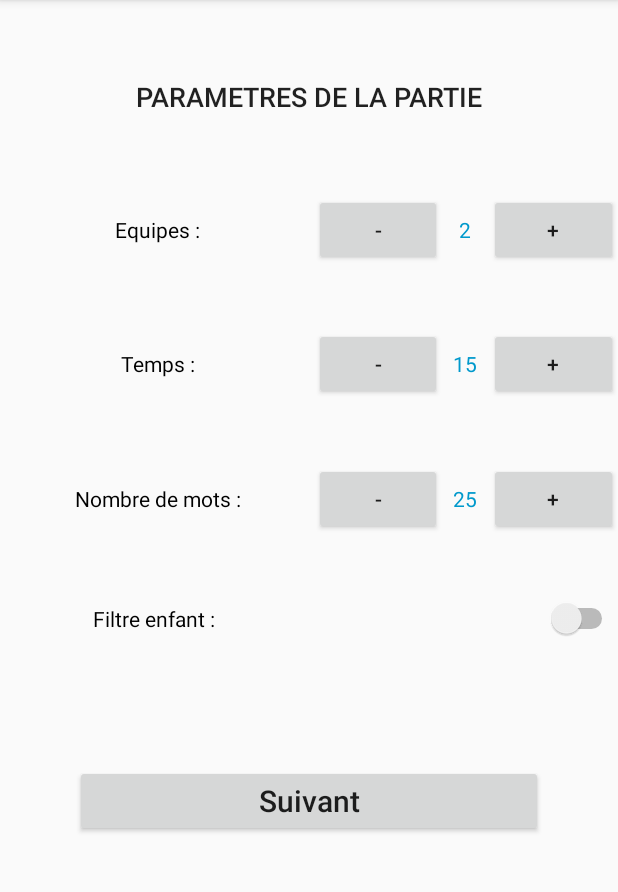
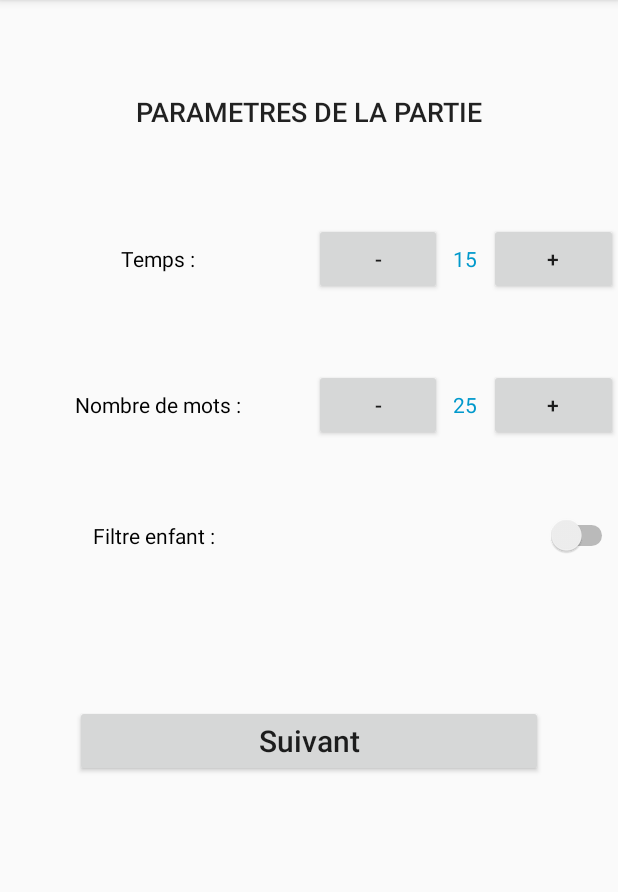
Before and after one commit to villeneuve30/AndroidGame_GuessWords, an Android app: the ParametrePartie screen opened directly, with no data from a screen before it, on a phone screen of 412 x 824 dp, the part 84-976 px from its top. Run offline under Robolectric (Android 15) with nearby library versions, the phone set to English and light mode, and no system bars.

Commit message:
Jeu opérationnel avec comptage de points par equipe

```diff
--- a/app/src/main/java/com/example/timesup/ParametrePartie.java
+++ b/app/src/main/java/com/example/timesup/ParametrePartie.java
@@ -10,24 +10,27 @@ import android.widget.Button;
 import android.widget.Switch;
 import android.widget.TextView;
 
+import java.util.ArrayList;
+
 public class ParametrePartie extends AppCompatActivity {
 
     Button suivant;
     SharedPreferences sharedpreferences;
     public static final String MyPREFERENCES = "MyPrefs" ;
 
-    Button moinsEquipe;
     Button moinsTemps;
     Button moinsMots;
-    Button plusEquipe;
+
     Button plusTemps;
     Button plusMots;
 
-    TextView nbEquipe;
+
     TextView nbTemps;
     TextView nbMots;
 
     Switch filtre;
+
+    private ArrayList<String> tabMots;
 
     @Override
     protected void onCreate(Bundle savedInstanceState) {
@@ -38,60 +41,46 @@ public class ParametrePartie extends AppCompatActivity {
         suivant = findViewById(R.id.bouton_suivant_xml);
 
         //Boutons moins
-        moinsEquipe = findViewById(R.id.bouton_moins_equipe_xml);
         moinsTemps = findViewById(R.id.bouton_moins_temps_xml);
         moinsMots = findViewById(R.id.bouton_moins_mots_xml);
 
         //Boutons plus
-        plusEquipe = findViewById(R.id.bouton_plus_equipe_xml);
         plusTemps = findViewById(R.id.bouton_plus_temps_xml);
         plusMots = findViewById(R.id.bouton_plus_mots_xml);
 
         //label des paramètres
-        nbEquipe = findViewById(R.id.label_nbEquipe_xml);
         nbTemps = findViewById(R.id.label_nbTemps_xml);
         nbMots = findViewById(R.id.label_nbMots_xml);
 
         //switch du filtre enfant
         filtre = findViewById(R.id.switch_filtre_xml);
 
+        final MotsBDD bddTemp = new MotsBDD(this);
+
         sharedpreferences = getSharedPreferences(MyPREFERENCES, Context.MODE_PRIVATE);
 
         suivant.setOnClickListener(new View.OnClickListener() {
             @Override
             public void onClick(View v) {
+
                 SharedPreferences.Editor editor = sharedpreferences.edit();
 
-                editor.putInt("EQUIPES", Integer.parseInt(nbEquipe.getText().toString()));
+                editor.putInt("NUM_EQUIPE",1);
+                editor.putInt("SCORE_EQUIPE_1",0);
+                editor.putInt("SCORE_EQUIPE_2",0 );
                 editor.putInt("TEMPS",Integer.parseInt(nbTemps.getText().toString()));
                 editor.putInt("MOTS", Integer.parseInt(nbMots.getText().toString()));
                 editor.putBoolean("FILTRE", filtre.isChecked());
                 editor.commit();
 
+                tabMots = bddTemp.tableauRandomDeMot(Integer.parseInt(nbMots.getText().toString()));
+
                 Intent intent = new Intent(ParametrePartie.this, LancementJeu.class);
+                intent.putStringArrayListExtra("ArrayList",tabMots );
                 startActivity(intent);
             }
         });
-        moinsEquipe.setOnClickListener(new View.OnClickListener() {
-            @Override
-            public void onClick(View v) {
-                int chiffreEquipe = Integer.parseInt(nbEquipe.getText().toString());
-                if(chiffreEquipe > 2){
-                    chiffreEquipe = chiffreEquipe -1;
-                    nbEquipe.setText(String.valueOf(chiffreEquipe));
-                }
-            }
-        });
-        plusEquipe.setOnClickListener(new View.OnClickListener() {
-            @Override
-            public void onClick(View v) {
-                int chiffreEquipe = Integer.parseInt(nbEquipe.getText().toString());
-                if(chiffreEquipe < 4){
-                    chiffreEquipe = chiffreEquipe +1;
-                    nbEquipe.setText(String.valueOf(chiffreEquipe));
-                }
-            }
-        });
+
         moinsTemps.setOnClickListener(new View.OnClickListener() {
             @Override
             public void onClick(View v) {
--- a/app/src/main/res/layout/activity_parametre.xml
+++ b/app/src/main/res/layout/activity_parametre.xml
@@ -1,6 +1,5 @@
 <?xml version="1.0" encoding="utf-8"?>
 <LinearLayout xmlns:android="http://schemas.android.com/apk/res/android"
-    xmlns:app="http://schemas.android.com/apk/res-auto"
     android:layout_width="match_parent"
     android:layout_height="match_parent"
     android:orientation="vertical">
@@ -22,47 +21,6 @@
             android:text="PARAMETRES DE LA PARTIE"
             android:textAppearance="@style/TextAppearance.AppCompat.SearchResult.Title"
             android:textSize="18sp" />
-    </LinearLayout>
-
-    <LinearLayout
-        android:layout_width="match_parent"
-        android:layout_height="wrap_content"
-        android:layout_gravity="center"
-        android:layout_weight="0.2"
-        android:orientation="horizontal">
-
-        <TextView
-            android:id="@+id/label_equipe_xml"
-            android:layout_width="45dp"
-            android:layout_height="wrap_content"
-            android:layout_weight="1"
-            android:gravity="center_horizontal"
-            android:text="Equipes :"
-            android:textColor="@android:color/black" />
-
-        <Button
-            android:id="@+id/bouton_moins_equipe_xml"
-            android:layout_width="3dp"
-            android:layout_height="wrap_content"
-            android:layout_weight="0.5"
-            android:text="-" />
-
-        <TextView
-            android:id="@+id/label_nbEquipe_xml"
-            android:layout_width="15dp"
-            android:layout_height="wrap_content"
-            android:layout_weight="0.1"
-            android:gravity="center_horizontal"
-            android:text="2"
-            android:textColor="@android:color/holo_blue_dark" />
-
-        <Button
-            android:id="@+id/bouton_plus_equipe_xml"
-            android:layout_width="3dp"
-            android:layout_height="wrap_content"
-            android:layout_weight="0.5"
-            android:text="+" />
-
     </LinearLayout>
 
     <LinearLayout
```
Also changed, not shown: app/src/main/java/com/example/timesup/LancementJeu.java (+14 -2 lines), app/src/main/java/com/example/timesup/Round.java (+33 -6 lines), app/src/main/res/layout/activity_round.xml (+25 -7 lines).
